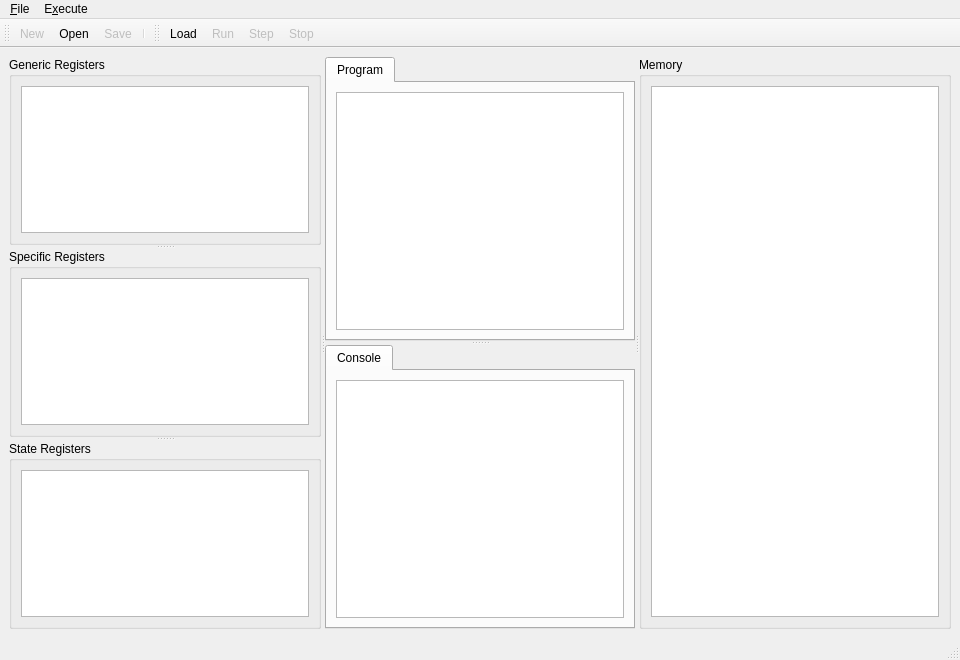
Old version of the form ui/mainwindow.ui in the repository ZubinGou/8086-emulator.
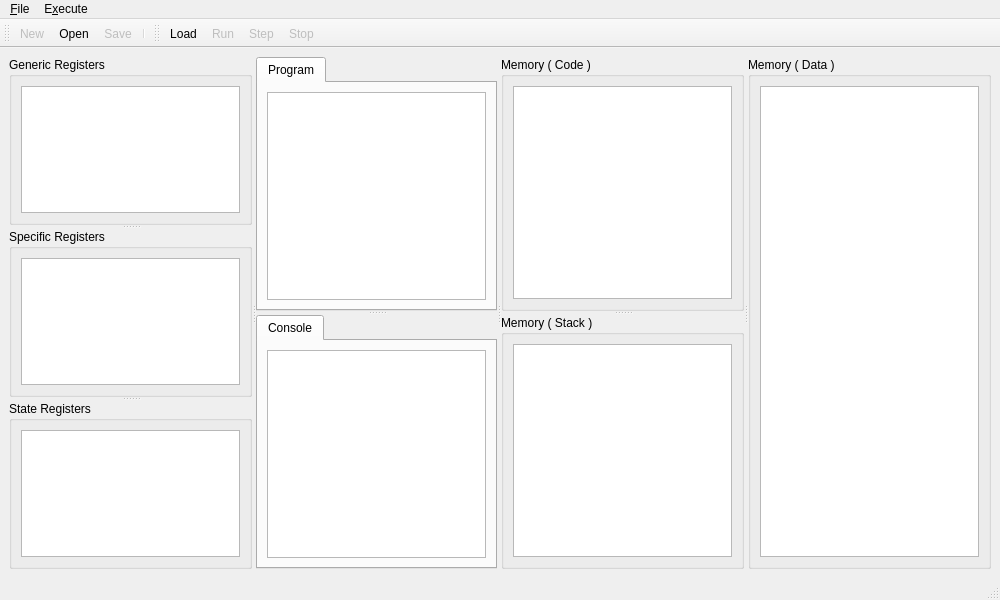
New version of the form. Icons and pictures are not drawn. Custom widgets are drawn as their Qt base class.

Diff of the .ui file:
```diff
--- a/ui/mainwindow.ui
+++ b/ui/mainwindow.ui
@@ -9,8 +9,8 @@
    <rect>
     <x>0</x>
     <y>0</y>
-    <width>960</width>
-    <height>660</height>
+    <width>1000</width>
+    <height>600</height>
    </rect>
   </property>
   <property name="windowTitle">
@@ -21,8 +21,8 @@
     <normaloff>.</normaloff>.</iconset>
   </property>
   <widget class="QWidget" name="mainwidget">
-   <layout class="QHBoxLayout" name="horizontalLayout">
-    <item>
+   <layout class="QGridLayout" name="gridLayout_8">
+    <item row="0" column="0">
      <widget class="QSplitter" name="mainsplitter">
       <property name="orientation">
        <enum>Qt::Horizontal</enum>
@@ -157,7 +157,7 @@
           </property>
           <widget class="QGroupBox" name="grpMemory">
            <property name="title">
-            <string>Memory</string>
+            <string>Memory ( Code )</string>
            </property>
            <layout class="QVBoxLayout" name="verticalLayout_4">
             <item>
@@ -172,6 +172,46 @@
             </item>
            </layout>
           </widget>
+          <widget class="QGroupBox" name="grpMemory2">
+           <property name="title">
+            <string>Memory ( Stack )</string>
+           </property>
+           <layout class="QVBoxLayout" name="verticalLayout_6">
+            <item>
+             <widget class="QTreeView" name="treeMemory2">
+              <property name="alternatingRowColors">
+               <bool>true</bool>
+              </property>
+              <property name="rootIsDecorated">
+               <bool>false</bool>
+              </property>
+             </widget>
+            </item>
+           </layout>
+          </widget>
+         </widget>
+        </item>
+       </layout>
+      </widget>
+      <widget class="QWidget" name="rightWidget2" native="true">
+       <layout class="QGridLayout" name="gridLayout_4">
+        <item row="0" column="0">
+         <widget class="QGroupBox" name="grpMemory3">
+          <property name="title">
+           <string>Memory ( Data )</string>
+          </property>
+          <layout class="QVBoxLayout" name="verticalLayout_11">
+           <item>
+            <widget class="QTreeView" name="treeMemory3">
+             <property name="alternatingRowColors">
+              <bool>true</bool>
+             </property>
+             <property name="rootIsDecorated">
+              <bool>false</bool>
+             </property>
+            </widget>
+           </item>
+          </layout>
          </widget>
         </item>
        </layout>
@@ -185,7 +225,7 @@
     <rect>
      <x>0</x>
      <y>0</y>
-     <width>960</width>
+     <width>1000</width>
      <height>22</height>
     </rect>
    </property>
```
Left out of the diff: 7 changed lines with no effect on the pictures.
